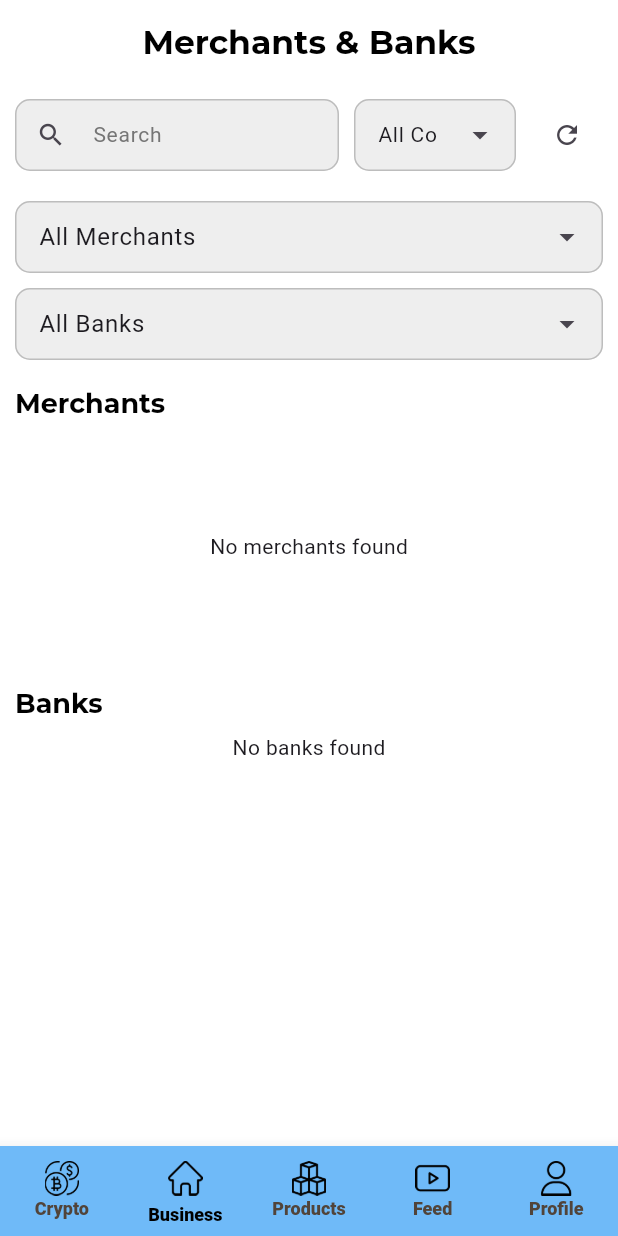
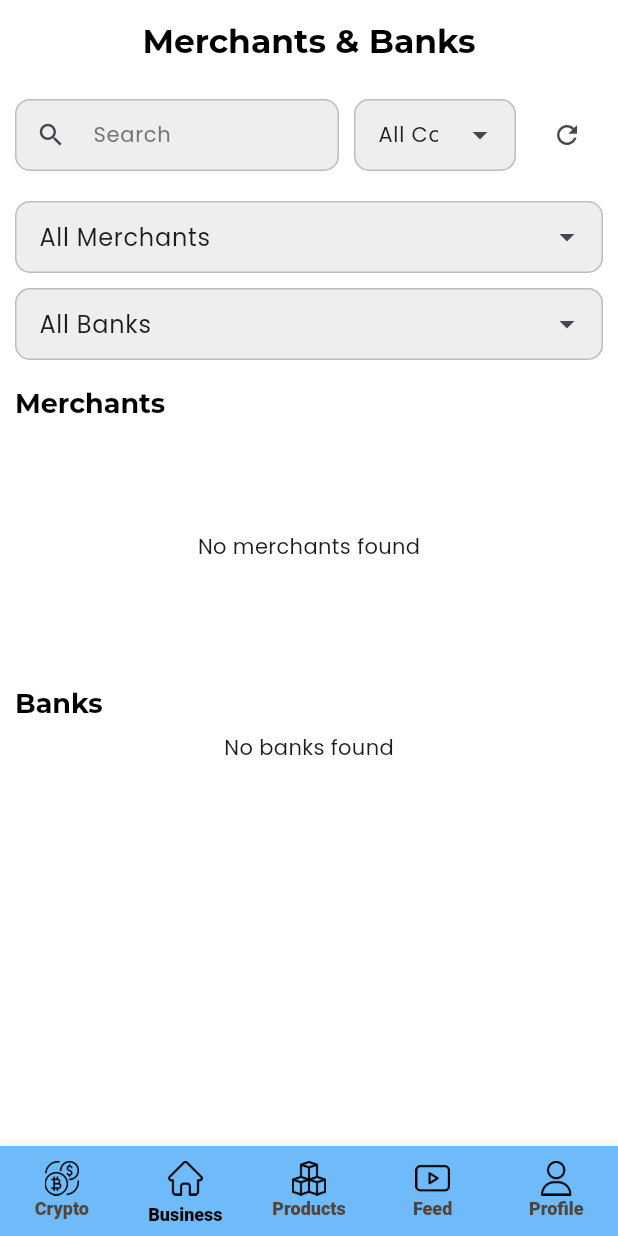
Before and after one commit to TheAppsFirm/BuzdyAppFlutter, a Flutter app: the DashBorad screen opened directly, item 2 of the bottom bar chosen, on a phone screen of 412 x 824 dp. Run offline on Flutter 3.47's test engine with Material 3 defaults, Android fonts, the phone set to English and light mode, and no system bars; drawn by our look-alikes of dropdown_textfield; our stand-ins replace cached_network_image, carousel_slider, flutter_easyloading, get, google_fonts, image_picker and 4 more; missing offline and left inert: flutter_inappwebview; accounts and stored records are empty; network calls fail; Roboto replaces fonts that are missing (Exo); statements that could not run were skipped; project files that could hold a hidden picture were left out.

Commit message:
Improve video playback and navigation

```diff
--- a/lib/core/theme.dart
+++ b/lib/core/theme.dart
@@ -1,12 +1,18 @@
 import 'package:flutter/material.dart';
+import 'package:google_fonts/google_fonts.dart';
 import 'constants.dart';
 
 ThemeData lightTheme = ThemeData(
   primaryColor: kAppButtonColor,
   scaffoldBackgroundColor: kWhiteColor,
+  textTheme: GoogleFonts.poppinsTextTheme(),
   appBarTheme: AppBarTheme(
     backgroundColor: kAppButtonColor,
-    titleTextStyle: TextStyle(color: kMainBlackColor, fontSize: 20),
+    titleTextStyle: GoogleFonts.poppins(
+      color: kMainBlackColor,
+      fontSize: 20,
+      fontWeight: FontWeight.w600,
+    ),
   ),
 );
 
@@ -14,4 +20,5 @@ ThemeData darkTheme = ThemeData(
   brightness: Brightness.dark,
   primaryColor: kMainBlackColor,
   scaffoldBackgroundColor: Colors.grey[900],
+  textTheme: GoogleFonts.poppinsTextTheme(ThemeData.dark().textTheme),
 );
--- a/lib/presentation/screens/dashboard.dart
+++ b/lib/presentation/screens/dashboard.dart
@@ -20,6 +20,7 @@ class DashBorad extends StatefulWidget {
 
 class _DashBoradState extends State<DashBorad> {
   int _selectedIndex = 0;
+  late PageController _pageController;
 
   final List<Widget> _pages = const [
     CryptoScreen(),
@@ -33,12 +34,22 @@ class _DashBoradState extends State<DashBorad> {
     setState(() {
       _selectedIndex = index;
     });
+    _pageController.animateToPage(index,
+        duration: const Duration(milliseconds: 300),
+        curve: Curves.easeInOut);
   }
 
   @override
   void initState() {
     super.initState();
     _selectedIndex = widget.index;
+    _pageController = PageController(initialPage: _selectedIndex);
+  }
+
+  @override
+  void dispose() {
+    _pageController.dispose();
+    super.dispose();
   }
 
   @override
@@ -47,9 +58,9 @@ class _DashBoradState extends State<DashBorad> {
       builder: (context, viewmodel, child) {
         return Scaffold(
           backgroundColor: whiteColor,
-          // Preserve the state for each page using IndexedStack.
-          body: IndexedStack(
-            index: _selectedIndex,
+          body: PageView(
+            controller: _pageController,
+            physics: const NeverScrollableScrollPhysics(),
             children: _pages,
           ),
           bottomNavigationBar: BottomNavigationBar(
```
Also changed, not shown: lib/main.dart (+3 -4 lines), lib/presentation/screens/dashboard/crypto/FullScreenChart.dart (+29 -4 lines), lib/presentation/screens/dashboard/feed/shorts_feed_player.dart (+6 -1 lines).
